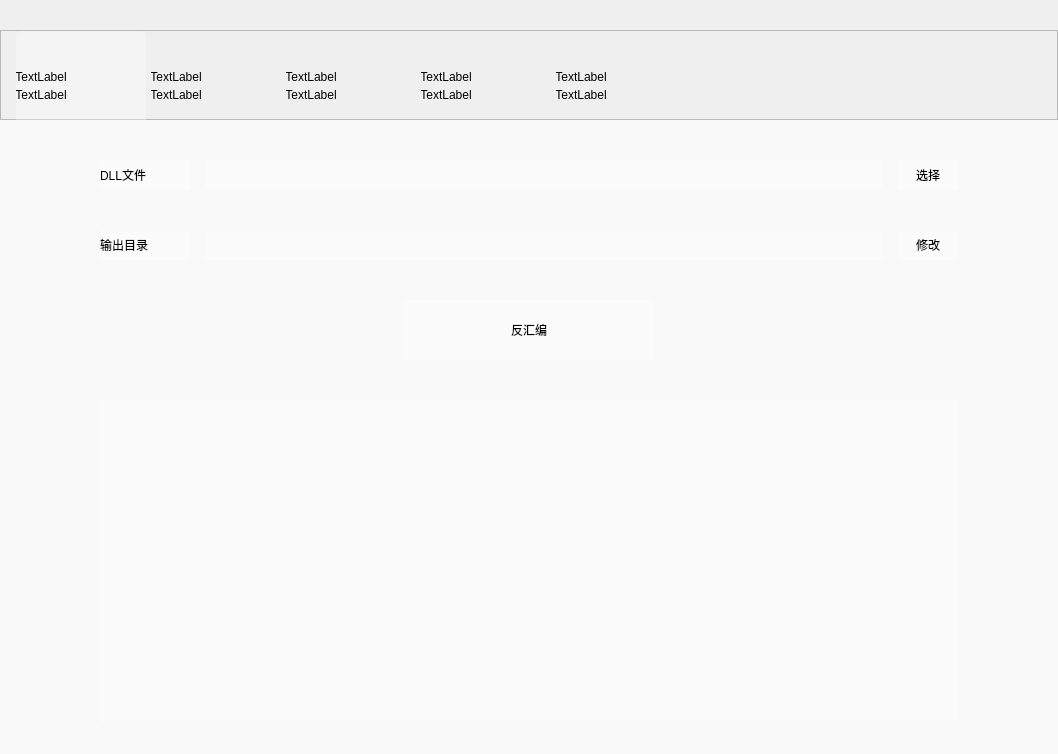
First picture: the form in SmartCoder/smartcoder.ui, repository Nightstars/SmartCoder, before the edit.
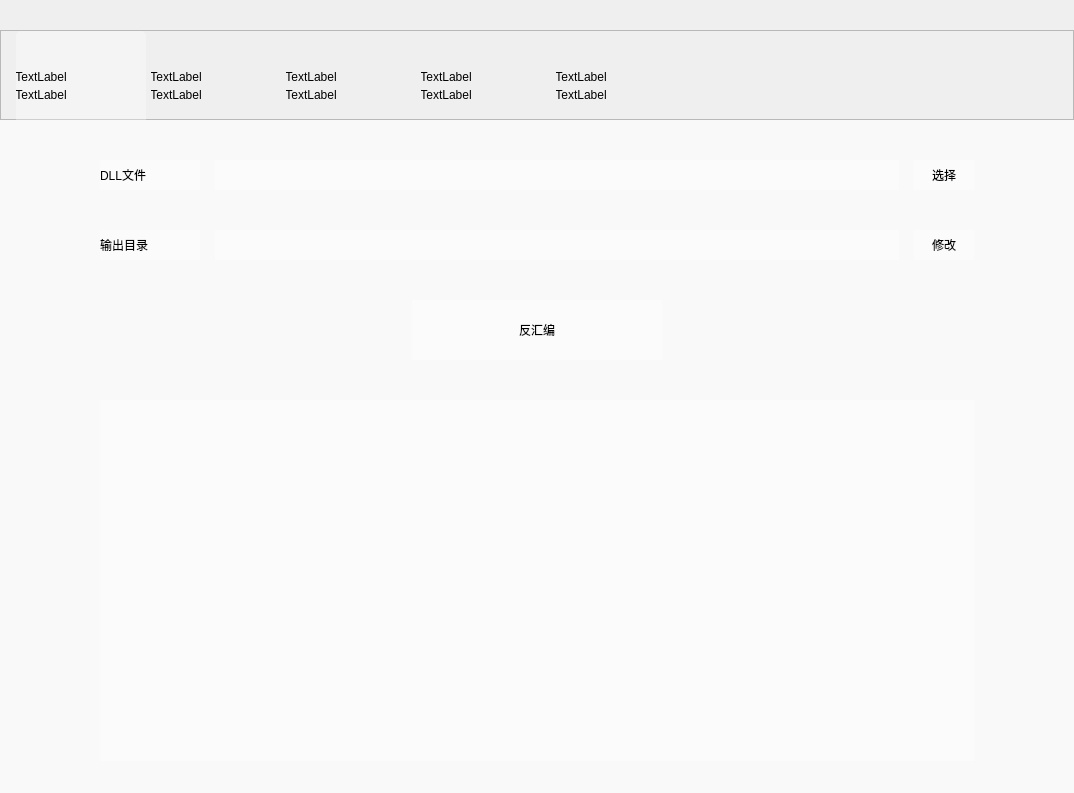
Second picture: the form after the edit.

```diff
--- a/SmartCoder/smartcoder.ui
+++ b/SmartCoder/smartcoder.ui
@@ -6,8 +6,8 @@
    <rect>
     <x>0</x>
     <y>0</y>
-    <width>1058</width>
-    <height>754</height>
+    <width>1074</width>
+    <height>793</height>
    </rect>
   </property>
   <property name="windowTitle">
@@ -1473,13 +1473,13 @@
               </property>
               <property name="minimumSize">
                <size>
-                <width>90</width>
+                <width>100</width>
                 <height>30</height>
                </size>
               </property>
               <property name="maximumSize">
                <size>
-                <width>60</width>
+                <width>100</width>
                 <height>30</height>
                </size>
               </property>
@@ -1623,13 +1623,13 @@
               </property>
               <property name="minimumSize">
                <size>
-                <width>90</width>
+                <width>100</width>
                 <height>30</height>
                </size>
               </property>
               <property name="maximumSize">
                <size>
-                <width>60</width>
+                <width>100</width>
                 <height>30</height>
                </size>
               </property>
```
